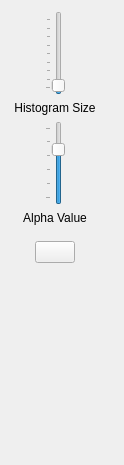
Old version of the form gui/multi_img_viewer.ui in the repository gerbilvis/gerbil.
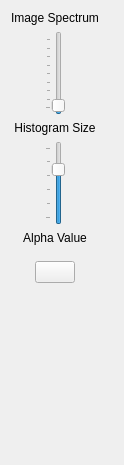
New version of the form. Icons and pictures are not drawn. Custom widgets are drawn as their Qt base class.

Commit message: first implementation of limiter mode title labels for spectral viewports

```diff
--- a/gui/multi_img_viewer.ui
+++ b/gui/multi_img_viewer.ui
@@ -10,6 +10,18 @@
     <height>465</height>
    </rect>
   </property>
+  <layout class="QVBoxLayout" name="verticalLayout_2">
+   <item>
+    <widget class="QLabel" name="titleLabel">
+     <property name="text">
+      <string>Image Spectrum</string>
+     </property>
+     <property name="textFormat">
+      <enum>Qt::RichText</enum>
+     </property>
+    </widget>
+   </item>
+   <item>
   <layout class="QHBoxLayout" name="horizontalLayout">
    <item>
     <layout class="QVBoxLayout" name="verticalLayout">
@@ -198,6 +210,8 @@
     </widget>
    </item>
   </layout>
+   </item>
+  </layout>
  </widget>
  <customwidgets>
   <customwidget>
```
Left out of the diff: 6 changed lines with no effect on the pictures. Lines whose indentation alone changed are shown as unchanged. The commit also changes 5 other files.
